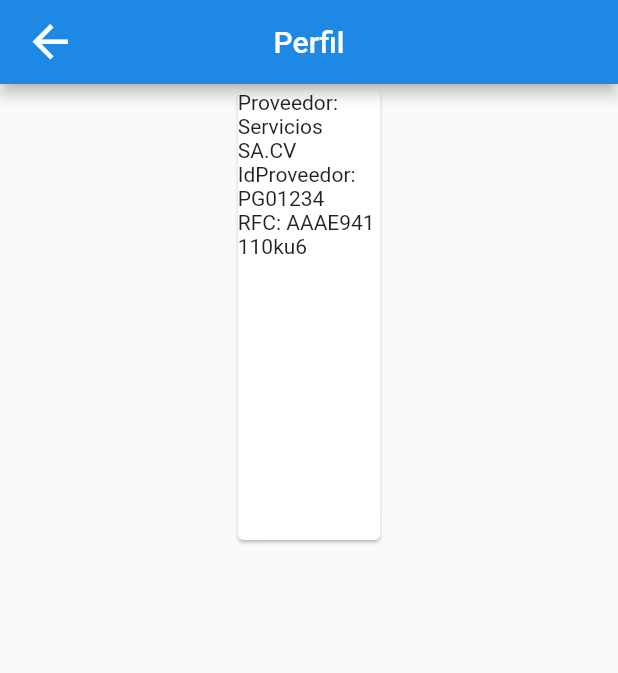
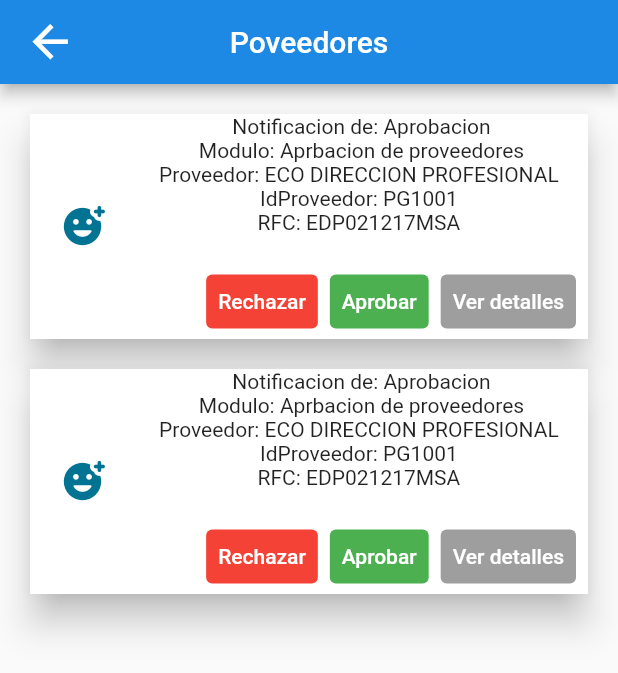
Before and after one commit to OctaneProyects/PortalCorporativoMobV3, a Flutter app: the screen it shows after launch, on a phone screen of 412 x 824 dp. Shown: the top 673 px of the screen. Run offline on Flutter 3.47's test engine with Material 2 defaults, Android fonts, the phone set to English and light mode, and no system bars; our stand-ins replace image_picker.

Commit message:
se sube nueva interfaz
se usan cards para mostrar tajetas

```diff
--- a/lib/constants.dart
+++ b/lib/constants.dart
@@ -1,4 +1,5 @@
 import 'package:flutter/material.dart';
+import 'dart:ui' show Color;
 
 const kPrimaryColor = Color.fromARGB(255, 66, 243, 234);
 
@@ -14,3 +15,70 @@ const urlFinal = 'https://portal.grupoeco.com.mx/APIPortalCorporativo';
 
 //const user = 952686;
 //const user2 = 2000424;
+
+
+class NowUIColors {
+  static const Color black = Color(0xFF000000);
+
+  static const Color white = Color(0xFFFFFFFF);
+
+  static const Color defaultColor = Color.fromRGBO(136, 136, 136, 1.0);
+
+  static const Color primary = Color.fromRGBO(249, 99, 50, 1.0);
+
+  static const Color secondary = Color.fromRGBO(68, 68, 68, 1.0);
+
+  static const Color label = Color.fromRGBO(254, 36, 114, 1.0);
+
+  static const Color neutral = Color.fromRGBO(255, 255, 255, 0.2);
+
+  static const Color tabs = Color.fromRGBO(222, 222, 222, 0.3);
+
+  static const Color info = Color.fromRGBO(44, 168, 255, 1.0);
+
+  static const Color error = Color.fromRGBO(255, 54, 54, 1.0);
+
+  static const Color success = Color.fromRGBO(24, 206, 15, 1.0);
+
+  static const Color warning = Color.fromRGBO(255, 178, 54, 1.0);
+
+  static const Color text = Color.fromRGBO(44, 44, 44, 1.0);
+
+  static const Color bgColorScreen = Color.fromRGBO(255, 255, 255, 1.0);
+
+  static const Color border = Color.fromRGBO(231, 231, 231, 1.0);
+
+  static const Color inputSuccess = Color.fromRGBO(27, 230, 17, 1.0);
+
+  static const Color input = Color.fromRGBO(220, 220, 220, 1.0);
+
+  static const Color inputError = Color.fromRGBO(255, 54, 54, 1.0);
+
+  static const Color muted = Color.fromRGBO(136, 152, 170, 1.0);
+
+  // static const Color text = Color.fromRGBO(50, 50, 93, 1.0);
+
+  static const Color time = Color.fromRGBO(154, 154, 154, 1.0);
+
+  static const Color priceColor = Color.fromRGBO(234, 213, 251, 1.0);
+
+  static const Color active = Color.fromRGBO(249, 99, 50, 1.0);
+
+  static const Color buttonColor = Color.fromRGBO(156, 38, 176, 1.0);
+
+  static const Color placeholder = Color.fromRGBO(159, 165, 170, 1.0);
+
+  static const Color switchON = Color.fromRGBO(249, 99, 50, 1.0);
+
+  static const Color switchOFF = Color.fromRGBO(137, 137, 137, 1.0);
+
+  static const Color gradientStart = Color.fromRGBO(107, 36, 170, 1.0);
+
+  static const Color gradientEnd = Color.fromRGBO(172, 38, 136, 1.0);
+
+  static const Color socialFacebook = Color.fromRGBO(59, 89, 152, 1.0);
+
+  static const Color socialTwitter = Color.fromRGBO(91, 192, 222, 1.0);
+
+  static const Color socialDribbble = Color.fromRGBO(234, 76, 137, 1.0);
+}
--- a/lib/screens/home/components/proveedores.dart
+++ b/lib/screens/home/components/proveedores.dart
@@ -1,6 +1,9 @@
 import 'package:flutter/material.dart';
+import 'package:flutter/services.dart';
 import 'package:provider/provider.dart';
 import '../../../providers/usuraio_providers.dart';
+import 'package:portal_corp_v2/constants.dart';
+
 
 class Proveedores extends StatelessWidget{
   const Proveedores({super.key, required this.noemp});
@@ -16,12 +19,12 @@ final int noemp;
         ],
         child: MaterialApp(
           debugShowCheckedModeBanner: false,
-          title: 'Perfil',
+          title: 'Poveedores',
           theme: ThemeData(
             primarySwatch:  Colors.blueGrey,
             visualDensity: VisualDensity.adaptivePlatformDensity,
           ),
-          home:  MyVendors(title: 'Perfil', user: noemp),
+          home:  MyVendors(title: 'Poveedores', user: noemp),
         )
 
 
@@ -83,9 +86,21 @@ class _MyVendorsState extends State<MyVendors> {
                 ]),
       ),
       body: ListView(
+
         children: [Column(
           children: const [
-            ElevatedCardExample()
+            SizedBox(
+                height: 20,
+              ),
+
+            CardProveedores(),
+            SizedBox(
+                height: 20,
+              ),
+            CardProveedores(),
+            SizedBox(
+                height: 20,
+              ),
           ],
         )],
       )
@@ -95,31 +110,95 @@ class _MyVendorsState extends State<MyVendors> {
   }
 }
 
-class ElevatedCardExample extends StatelessWidget {
-  const ElevatedCardExample({super.key});
+class CardProveedores extends StatelessWidget {
+  const CardProveedores({super.key});
 
 final prov = 'Servicios SA.CV';
 final idProveedor = 'PG01234';
 final rfc = 'AAAE941110ku6';
   @override
   Widget build(BuildContext context) {
-    return  Center(
-      child: Card(
-        child: SizedBox(
-          width: 95,
-          height: 300,
-          child:  Center(
-            child: Column(
-              children:  [
-                Text('Proveedor: $prov'),
-                 Text('IdProveedor: $idProveedor'),
-                  Text('RFC: $rfc')
+    return
 
-            ]),
-          ) ,
+      Card(
+        margin: const EdgeInsets.fromLTRB(20.0, 0, 20, 0),
+        //shadowColor: Colors.red,
+        elevation: 10,
+      child: Container(
+        height: 150,
+        color: Colors.white,
+        child: Row(
+          children:  [
+            const Center(
+              child:  Padding(
+                padding: EdgeInsets.all(20),
+                child: Expanded(
+                  child:
+                   Icon(
+                           Icons.add_reaction_rounded,
+                           color: Color.fromARGB(255, 2, 115, 146),
+                           size: 30.0
+                      ),
+                ),
+              ),
+            ),
+            Expanded(
+              child:Container(
+                alignment: Alignment.center,
+                child:  Column(
+                  children:  [
+                     Expanded(
+                          flex: 10,
+                          child:  Column(
+
+                            children:  const [
+                               Text('Notificacion de: Aprobacion'),
+                               Text('Modulo: Aprbacion de proveedores'),
+                               Text('Proveedor: ECO DIRECCION PROFESIONAL '),
+                               Text('IdProveedor: PG1001 '),
+                               Text('RFC: EDP021217MSA '),
+                            ],
+
+                          )
+                        //   ListTile(
+                        //     title: Text("Proveedor"),
+                        //     subtitle: Text("IdProveedor"),
+                        //     trailing:Text("RFC"),
+                        //   ),
+                         ),
+                         Expanded(
+                          flex: 5,
+                          child: Row(mainAxisAlignment: MainAxisAlignment.end,
+                          children: [TextButton(
+                            style: ButtonStyle(backgroundColor: MaterialStateProperty.all(Colors.red)),
+                            child: const Text('Rechazar', style:  TextStyle( color: NowUIColors.white)),
+                            onPressed: (){},
+                            ),
+                           const SizedBox(width: 8,),
+                            TextButton(
+                              style: ButtonStyle(backgroundColor: MaterialStateProperty.all(Colors.green)),
+                            child: const Text('Aprobar', style:  TextStyle( color: Colors.white)),
+                            onPressed: (){},
+                            ),
+                            const SizedBox(width: 8,),
+                            TextButton(
+                             style: ButtonStyle(backgroundColor: MaterialStateProperty.all(Colors.grey)),
+
+                                child: const Text("Ver detalles", style:  TextStyle( color: Colors.white)),
+                                onPressed: (){},
+                              ),
+                              const SizedBox(width: 8,)
+
+                          ],
+                          )
+                          )
+                  ],
+                ),
+                )
+            )
+          ],
         ),
-        ),
-      );
-
+      ),
+    );
   }
 }
```
